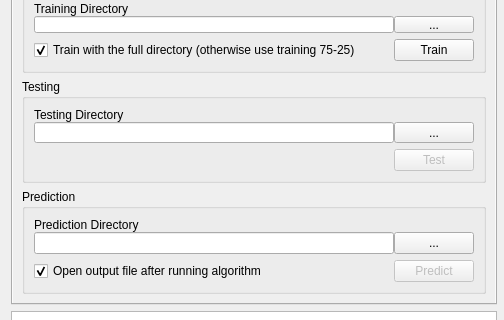
The window that Lumberjack_dialog_base.ui (carobrus/lumberjack_qgis_plugin) describes before a commit, drawn with Qt 5; both pictures show x 0 to 504 and y 212 to 532 of the 504 by 631 pixel window.
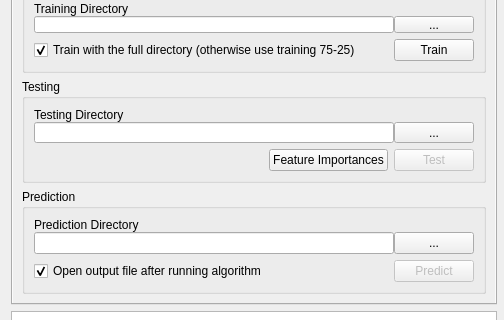
The same window after the commit.

Commit message: Adds a feature name array

The edit to the form file:
```diff
--- a/Lumberjack_dialog_base.ui
+++ b/Lumberjack_dialog_base.ui
@@ -301,6 +301,13 @@
               </property>
              </spacer>
             </item>
+            <item>
+             <widget class="QPushButton" name="pushButton_feature_importances">
+              <property name="text">
+               <string>Feature Importances</string>
+              </property>
+             </widget>
+            </item>
             <item>
              <widget class="QPushButton" name="pushButton_testing">
               <property name="enabled">
```
The commit also changes 5 other files.
